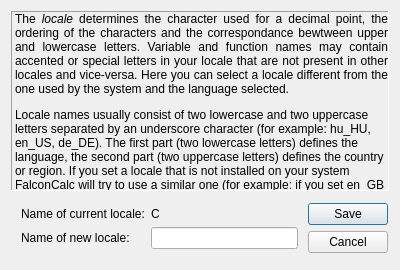
solyoma/FalconCalc, file FalconCalcQt/LocaleDlg.ui: the form before one commit.
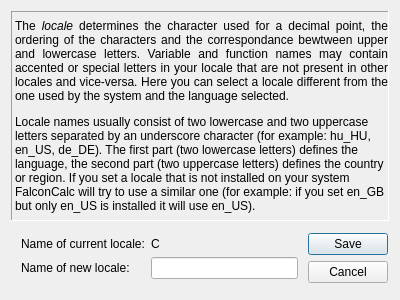
The form after the commit.

```diff
--- a/FalconCalcQt/LocaleDlg.ui
+++ b/FalconCalcQt/LocaleDlg.ui
@@ -7,7 +7,7 @@
     <x>0</x>
     <y>0</y>
     <width>400</width>
-    <height>270</height>
+    <height>300</height>
    </rect>
   </property>
   <property name="sizePolicy">
@@ -19,19 +19,19 @@
   <property name="minimumSize">
    <size>
     <width>400</width>
-    <height>270</height>
+    <height>300</height>
    </size>
   </property>
   <property name="maximumSize">
    <size>
     <width>400</width>
-    <height>266</height>
+    <height>300</height>
    </size>
   </property>
   <property name="windowTitle">
    <string>FalconCalc - Locale</string>
   </property>
-  <layout class="QVBoxLayout" name="verticalLayout">
+  <layout class="QVBoxLayout" name="verticalLayout" stretch="1,0">
    <item>
     <widget class="QLabel" name="label">
      <property name="frameShape">
```
